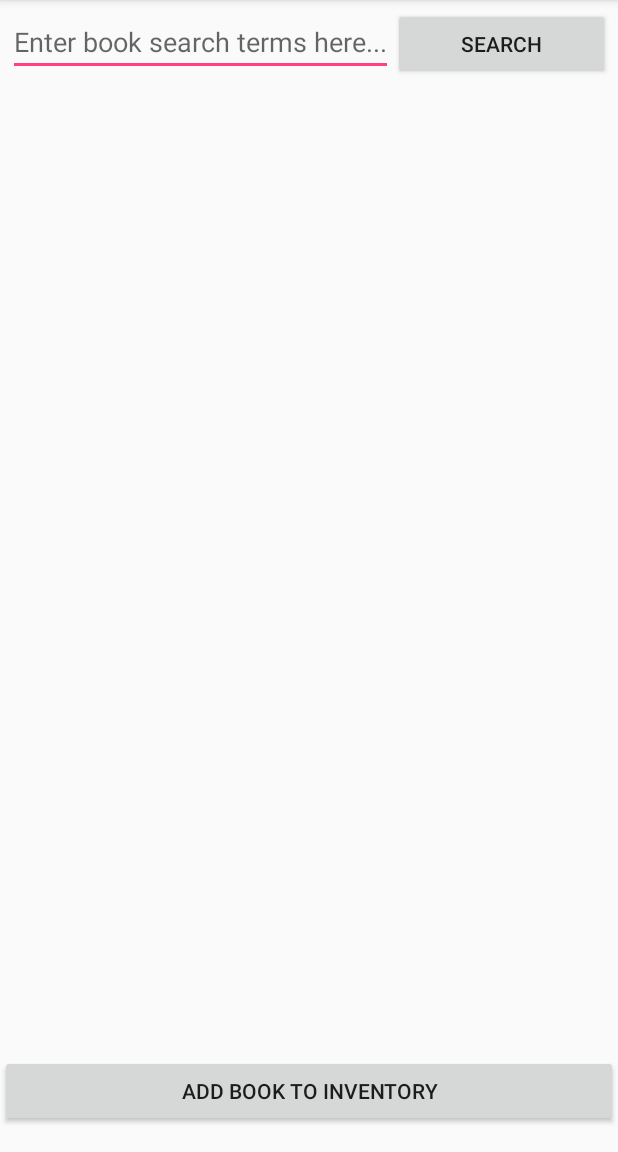
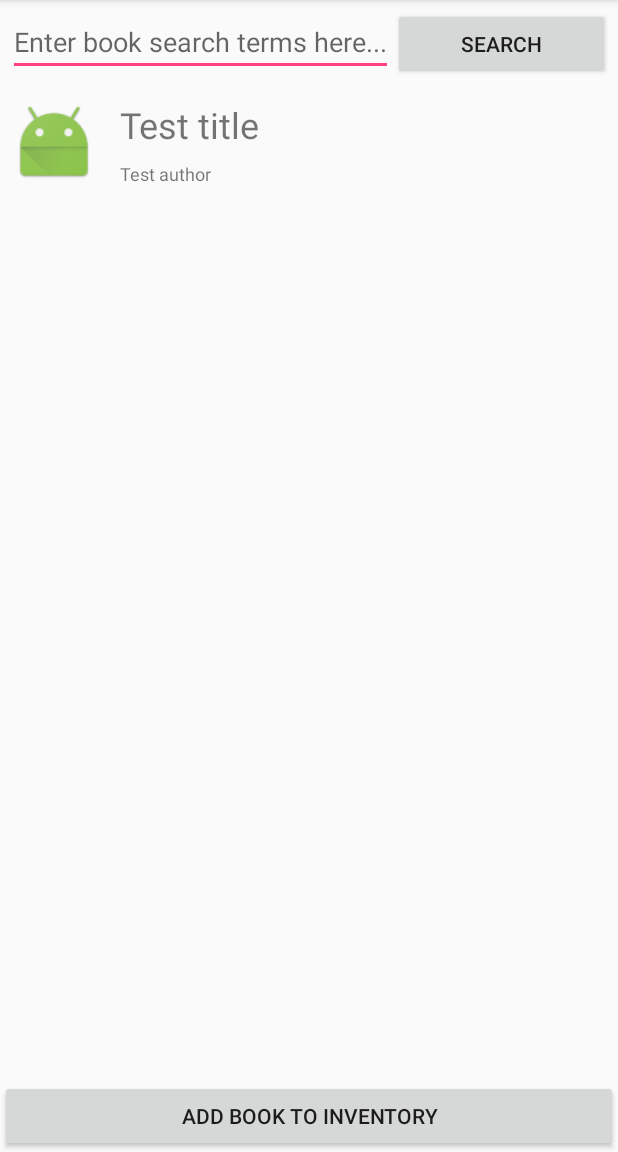
Before and after one commit to mattr51/BookEPOS, an Android app: the BookSearchActivity screen opened directly, with no data from a screen before it, on a phone screen of 412 x 824 dp, the part 84-1236 px from its top. Run offline under Robolectric (Android 15) with nearby library versions, the phone set to English and light mode, and no system bars; our stand-ins replace Picasso; libraries missing offline, so code that uses them is left out: com.loopj.android, cz.msebera.android; pictures from the network do not load.

Commit message:
Updated Book Search Screen - Now searches on click and displays the results

```diff
--- a/app/src/main/java/uk/ac/qub/bookepos/Book.java
+++ b/app/src/main/java/uk/ac/qub/bookepos/Book.java
@@ -18,13 +18,15 @@ public class Book implements Serializable {
     private String author;
     private String title;
     private String isbn;
+    private int itemId;
     private double price;
 
     public Book()
     {
     }
 
-    public Book(String title, String author, double price) {
+    public Book(int itemId, String title, String author, double price) {
+        this.itemId = itemId;
         this.title = title;
         this.author = author;
         this.price = price;
--- a/app/src/main/res/layout/activity_book_search.xml
+++ b/app/src/main/res/layout/activity_book_search.xml
@@ -1,35 +1,45 @@
 <?xml version="1.0" encoding="utf-8"?>
-<LinearLayout xmlns:android="http://schemas.android.com/apk/res/android"
+<RelativeLayout
+    xmlns:android="http://schemas.android.com/apk/res/android"
+    xmlns:tools="http://schemas.android.com/tools"
+    android:layout_width="match_parent"
+    android:layout_height="match_parent">
+
+    <RelativeLayout xmlns:android="http://schemas.android.com/apk/res/android"
         xmlns:tools="http://schemas.android.com/tools"
         android:layout_width="match_parent"
         android:layout_height="match_parent"
+        android:layout_above="@+id/inventory"
         android:orientation="vertical"
         tools:context=".BookSearchActivity"
         android:weightSum="1">
 
         <LinearLayout
+            android:id="@+id/search_bar"
             android:layout_width="match_parent"
             android:layout_height="wrap_content"
             android:orientation="horizontal"
+            android:layout_alignParentTop="true"
             android:layout_margin="5dip">
             <EditText
                 android:layout_width="wrap_content"
                 android:layout_height="wrap_content"
-            android:hint="Enter book search terms here...">
+                android:hint="Enter book search terms here..."
+                android:id="@+id/search_terms_text">
             </EditText>
             <Button
                 android:layout_width="match_parent"
                 android:layout_height="wrap_content"
-            android:text="Search">
+                android:text="Search"
+                android:onClick="doSearch">
             </Button>
         </LinearLayout>
-
         <ListView
             android:id="@+id/lvBooks"
             android:layout_width="match_parent"
-        android:layout_height="match_parent"
+            android:layout_height="wrap_content"
+            android:layout_below="@+id/search_bar"
             android:layout_weight="1.56" />
-
         <ProgressBar
             android:id="@+id/progress"
             android:layout_width="match_parent"
@@ -38,14 +48,13 @@
             android:max="100"
             android:indeterminate="true"
             android:visibility="gone" />
-
+    </RelativeLayout>
     <FrameLayout
         android:orientation="vertical"
         android:layout_width="match_parent"
-        android:layout_height="match_parent"
-        android:layout_gravity="center_horizontal|bottom"
-        android:id="@+id/inventory"
-        android:layout_marginBottom="75dp">
+        android:layout_height="wrap_content"
+        android:layout_alignParentBottom="true"
+        android:id="@+id/inventory">
 
         <Button
             android:layout_width="match_parent"
@@ -54,5 +63,4 @@
             android:text="Add Book to Inventory"
             android:id="@+id/btManE" />
     </FrameLayout>
-
-</LinearLayout>
+</RelativeLayout>
```
Also changed, not shown: app/src/main/java/uk/ac/qub/bookepos/BookSearchActivity.java (+9 -4 lines), app/src/main/java/uk/ac/qub/bookepos/InventoryApiEndPoint.java (+8 -7 lines). Lines whose indentation alone changed are shown as unchanged.
